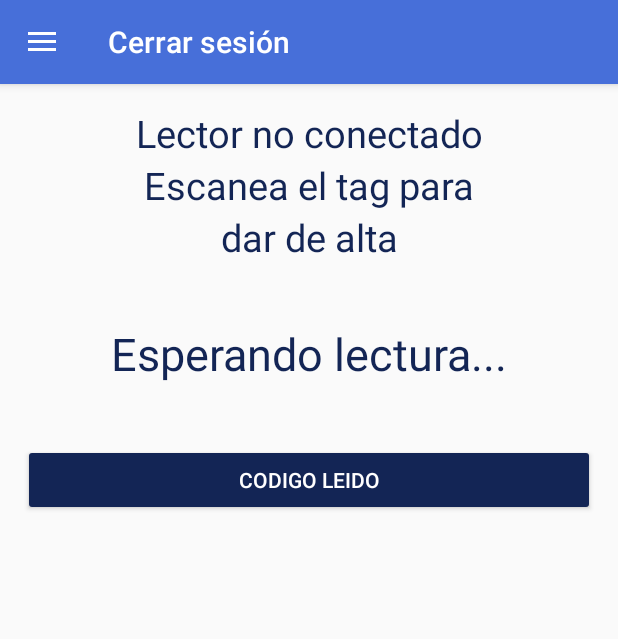
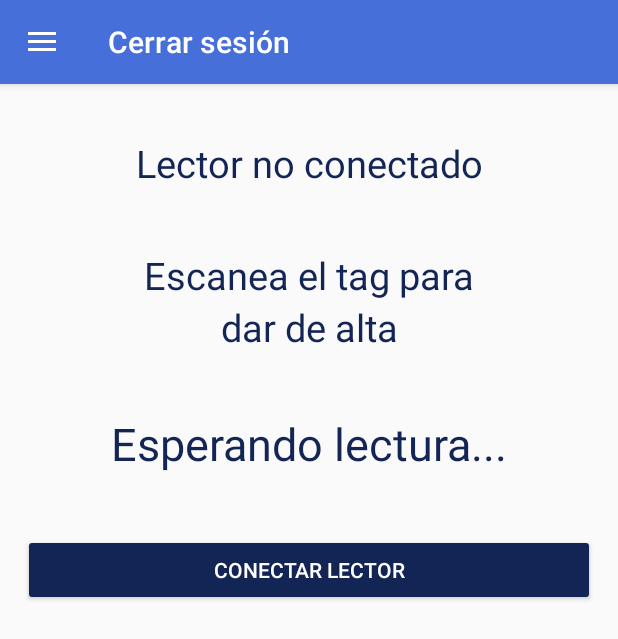
Before and after one commit to edgar9528/Neumaticos, an Android app: the LeercodigoFragment screen opened directly, with no data from a screen before it, on a phone screen of 412 x 824 dp. Shown: the top 639 px of the screen. Run offline under Robolectric (Android 15) with nearby library versions, the phone set to English and light mode, and no system bars; libraries missing offline, so code that uses them is left out: com.zebra.rfid; 3 statements that could not run were skipped.

```diff
--- a/app/src/main/res/layout/fragment_leercodigo.xml
+++ b/app/src/main/res/layout/fragment_leercodigo.xml
@@ -12,6 +12,7 @@
         >
 
         <TextView
+            android:paddingTop="20dp"
             android:id="@+id/tv_infoLector"
             android:layout_width="match_parent"
             android:layout_height="wrap_content"
@@ -22,6 +23,7 @@
             />
 
         <TextView
+            android:paddingTop="40dp"
             android:layout_width="match_parent"
             android:layout_height="wrap_content"
             android:text="Escanea el tag para"
@@ -56,7 +58,7 @@
             android:id="@+id/button_codigo"
             android:layout_width="match_parent"
             android:layout_height="wrap_content"
-            android:text="Codigo leido"
+            android:text="Conectar lector"
             android:theme="@style/RaisedButtonDark"
             />
 
```
Also changed, not shown: app/src/main/java/com/tdt/neumaticos/Fragments/LeercodigoFragment.java (+8 -4 lines), app/src/main/java/com/tdt/neumaticos/Fragments/MontajeFragment.java (+12 -5 lines).
